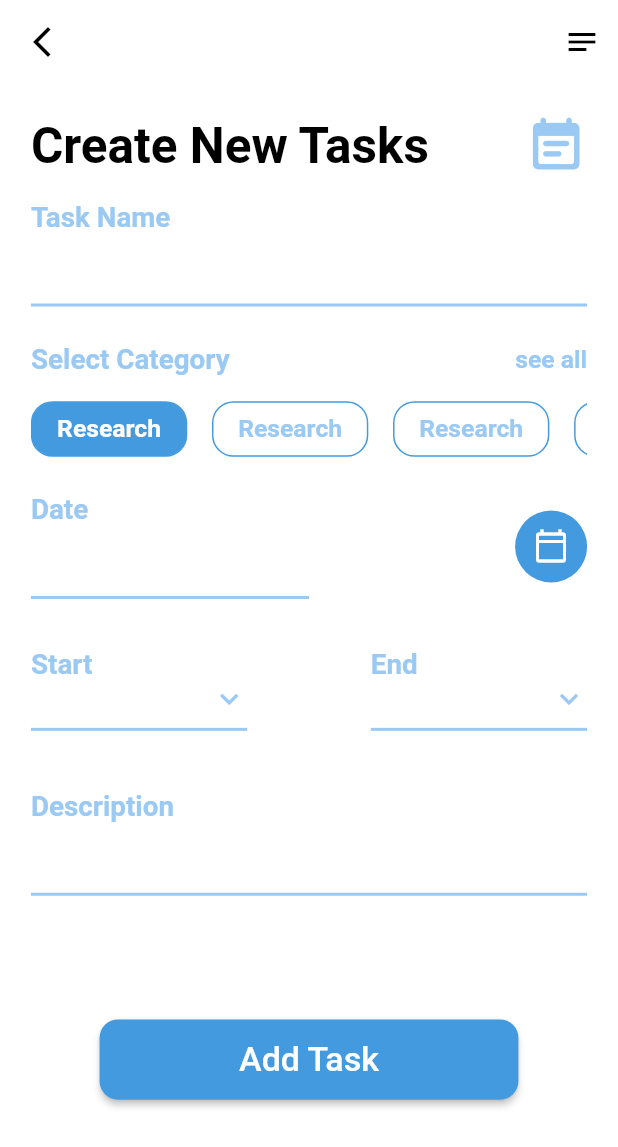
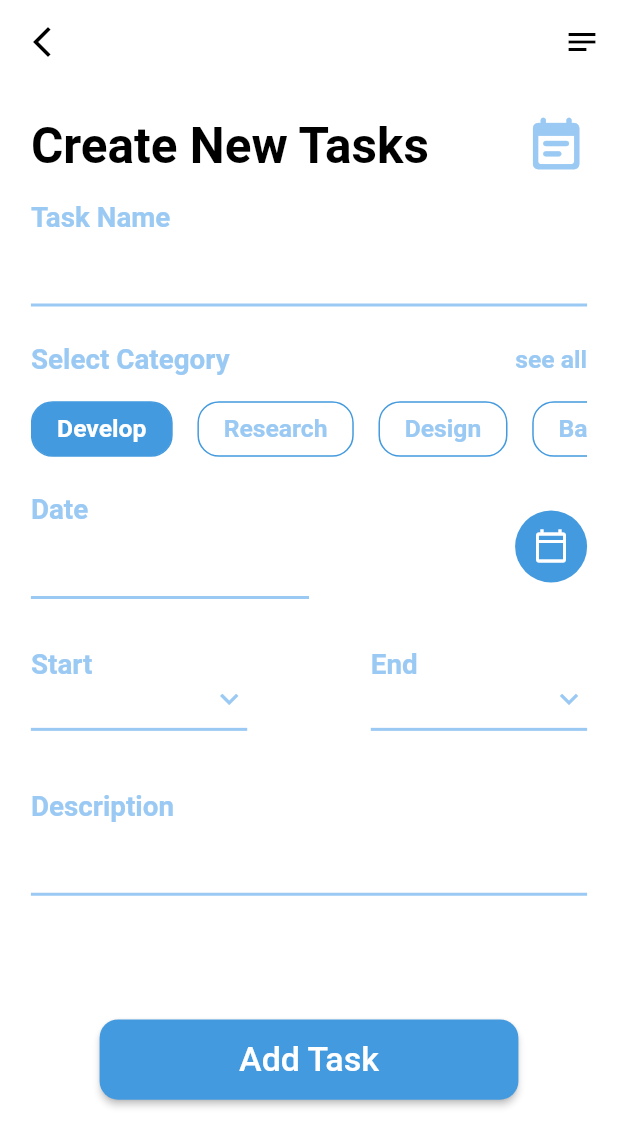
Before and after one commit to nabawyhussein/tasks_app_min, a Flutter app: the CreateTaskScreen screen opened directly, on a phone screen of 412 x 824 dp. Shown: the top 1147 px of the screen. Run offline on Flutter 3.47's test engine with Material 2 defaults, Android fonts, the phone set to English and light mode, and no system bars; drawn by our look-alikes of date_time_picker; our stand-ins replace bloc, flutter_bloc, fluttertoast.

Commit message:
tasksCategoryList

```diff
--- a/lib/data/local_dummy_data/tasks_categories_data.dart
+++ b/lib/data/local_dummy_data/tasks_categories_data.dart
@@ -1,7 +1,14 @@
 import 'package:taskmina/models/days_model_vm.dart';
 
 class CategoriesData {
-  static List<DaysCalenderVM> tasksCategoryList = [
-    DaysCalenderVM(dayLetter: "Develop")
+  static List<TaskCategory> tasksCategoryList = [
+    TaskCategory(categoryName:  "Develop"),
+    TaskCategory(categoryName:  "Research"),
+    TaskCategory(categoryName:  "Design"),
+    TaskCategory(categoryName:  "BackEnd"),
+    TaskCategory(categoryName:  "FrontEnd"),
+    TaskCategory(categoryName:  "Web"),
+    TaskCategory(categoryName:  "Css"),
+    TaskCategory(categoryName:  "C++"),
   ];
 }
--- a/lib/models/days_model_vm.dart
+++ b/lib/models/days_model_vm.dart
@@ -1,5 +1,5 @@
-class DaysCalenderVM {
-  String dayLetter;
+class TaskCategory {
+  String categoryName;
 
-  DaysCalenderVM({required this.dayLetter});
+  TaskCategory({required this.categoryName});
 }
--- a/lib/presentation/main_screens/add_task_screen/widgets/select_task_category_widget.dart
+++ b/lib/presentation/main_screens/add_task_screen/widgets/select_task_category_widget.dart
@@ -1,4 +1,5 @@
 import 'package:flutter/material.dart';
+import 'package:taskmina/data/local_dummy_data/tasks_categories_data.dart';
 
 import '../../../common_widget/build_text.dart';
 import '../../../resources/app_size_res.dart';
@@ -41,7 +42,7 @@ class SelectCategoryWidget extends StatelessWidget {
               physics: const ClampingScrollPhysics(),
               padding: EdgeInsets.zero,
               scrollDirection: Axis.horizontal,
-              itemCount: 9,
+              itemCount: CategoriesData.tasksCategoryList.length,
               itemBuilder: (context, index) {
                 return Container(
                   alignment: Alignment.center,
@@ -57,7 +58,7 @@ class SelectCategoryWidget extends StatelessWidget {
                       ),
                       border: Border.all(color: ColorManger.primary)),
                   child: BuildText(
-                    txt: "Research",
+                    txt: CategoriesData.tasksCategoryList[index].categoryName,
                     fontSize: AppSize.size(context).width * 0.04,
                     fontWeight: FontWeight.w600,
                     color: index != 0
```
